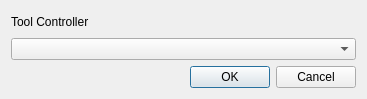
First picture: the form in src/Mod/CAM/Gui/Resources/panels/DlgTCChooser.ui, repository southseact-3d/fcd, before the edit.
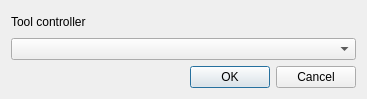
Second picture: the form after the edit.

What changed in the file:
```diff
--- a/src/Mod/CAM/Gui/Resources/panels/DlgTCChooser.ui
+++ b/src/Mod/CAM/Gui/Resources/panels/DlgTCChooser.ui
@@ -26,7 +26,7 @@
    <item>
     <widget class="QLabel" name="label">
      <property name="text">
-      <string>Tool Controller</string>
+      <string>Tool controller</string>
      </property>
     </widget>
    </item>
```
Left out of the diff: 2 changed lines with no effect on the pictures.
